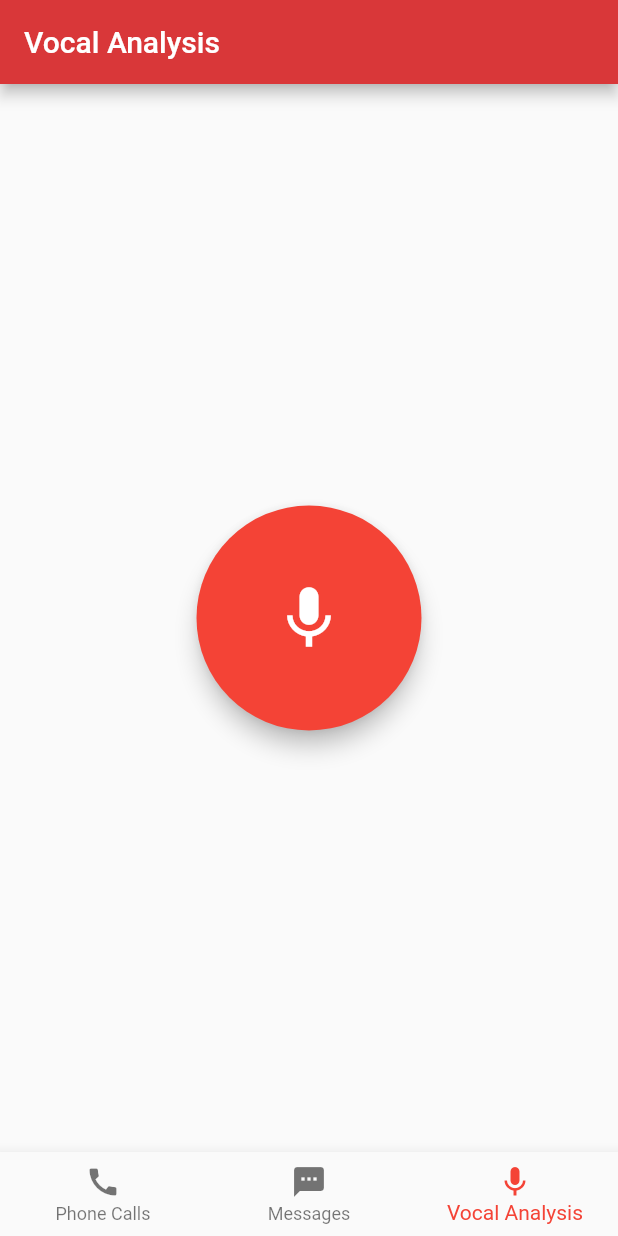
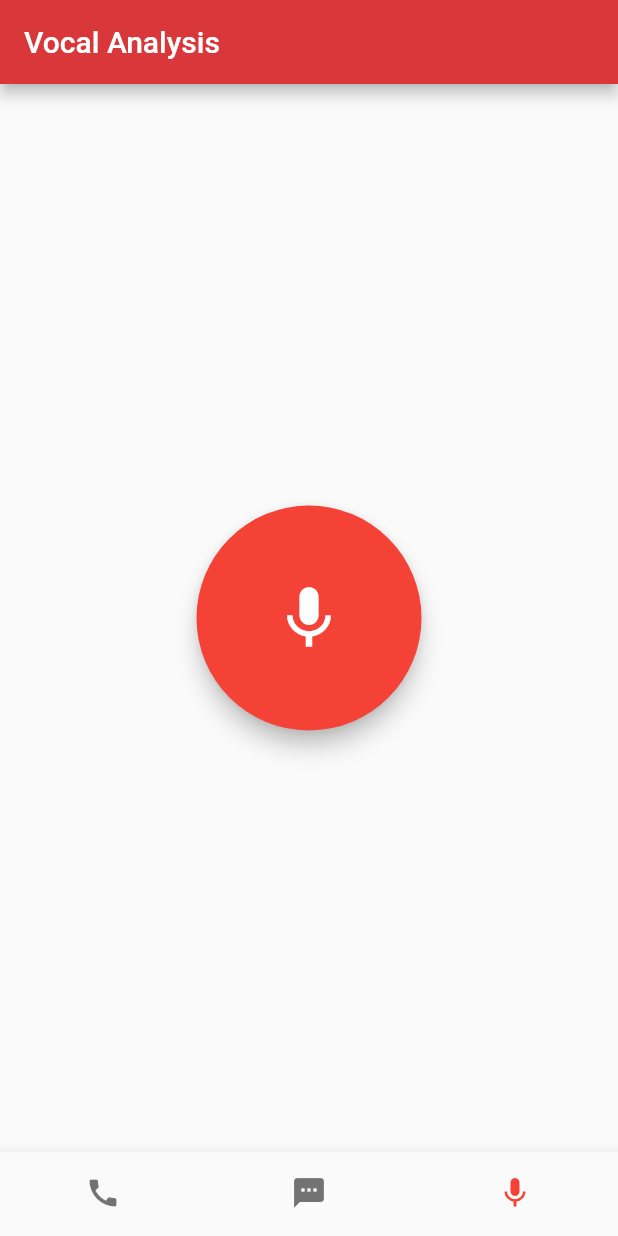
Before and after one commit to zhangwenhe1007/AAA-Spam-Prevention, a Flutter app: the screen it shows after launch, item 3 of the bottom bar chosen, on a phone screen of 412 x 824 dp. Run offline on Flutter 3.47's test engine with Material 2 defaults, Android fonts, the phone set to English and light mode, and no system bars; our stand-ins replace flutter_local_notifications, sqflite; accounts and stored records are empty.

Commit message:
removed the labels for the bottom navigation bar

```diff
--- a/lib/main.dart
+++ b/lib/main.dart
@@ -63,18 +63,24 @@ class _MyHomePageState extends State<MyHomePage> {
         children: _widgetOptions,
       ),
       bottomNavigationBar: BottomNavigationBar(
+        //This changes the font of the labels in the bottom navigation bar, i put it to 0
+        selectedFontSize: 0,
         items: const <BottomNavigationBarItem>[
           BottomNavigationBarItem(
             icon: Icon(Icons.call),
-            label: 'Phone Calls',
+            label: ' ',
+            //label: 'Phone Calls',
           ),
           BottomNavigationBarItem(
             icon: Icon(Icons.sms),
-            label: 'Messages',
+            label: " ",
+            //label: 'Messages',
           ),
           BottomNavigationBarItem(
             icon: Icon(Icons.mic),
-            label: 'Vocal Analysis',
+            label: ' ',
+
+            //label: 'Vocal Analysis',
           ),
         ],
         currentIndex: _selectedIndex,
```
